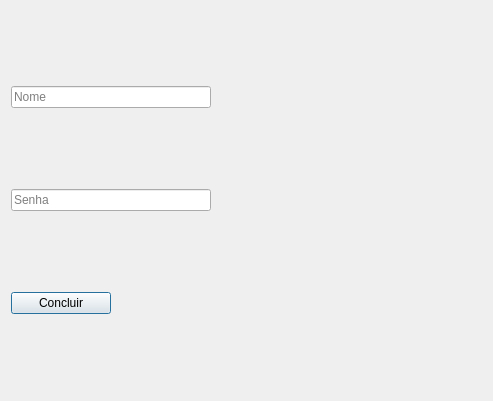
First picture: the form in App/view/ui/login.ui, repository Caiquef80/Gerenciamento-Escolar, before the edit.
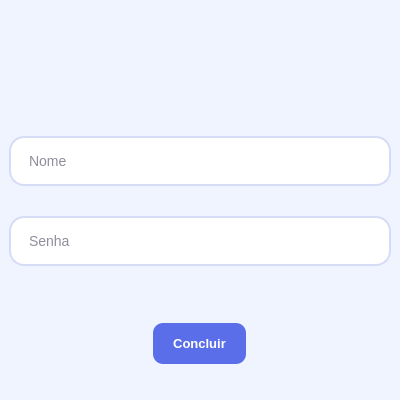
Second picture: the form after the edit. Icons and pictures are not drawn.

Commit message: Feat room class (#43)

Diff of the .ui file:
```diff
--- a/App/view/ui/login.ui
+++ b/App/view/ui/login.ui
@@ -6,22 +6,124 @@
    <rect>
     <x>0</x>
     <y>0</y>
-    <width>493</width>
-    <height>401</height>
+    <width>400</width>
+    <height>400</height>
    </rect>
   </property>
+  <property name="minimumSize">
+   <size>
+    <width>400</width>
+    <height>400</height>
+   </size>
+  </property>
+  <property name="maximumSize">
+   <size>
+    <width>400</width>
+    <height>400</height>
+   </size>
+  </property>
   <property name="windowTitle">
    <string>Dialog</string>
   </property>
+  <property name="styleSheet">
+   <string notr="true">QDialog {
+    background-color: #F0F4FF;
+}
+
+QLineEdit {
+    background-color: #FFFFFF;
+    color: #1E1E3A;
+    border: 1.8px solid #D6DCF5;
+    border-radius: 15px;
+    padding: 11px 16px;
+    font-size: 14px;
+    font-family: 'Segoe UI', 'SF Pro Text', sans-serif;
+    selection-background-color: #A8B8FF;
+    selection-color: #1E1E3A;
+}
+
+QLineEdit:hover {
+    border: 1.5px solid #A8B5E8;
+    background-color: #FAFBFF;
+}
+
+QPushButton {
+    background-color: #5B6EE9;
+    color: #FFFFFF;
+    border: none;
+    border-radius: 10px;
+    padding: 13px 20px;
+    font-size: 13px;
+    font-weight: 750;
+    font-family: 'Segoe UI', 'SF Pro Text', sans-serif;
+
+}
+
+QPushButton:hover {
+    background-color: #4A5DD6;
+}
+
+QLabel {
+    color: #3D52C4;
+    font-size: 28px;
+    font-weight: 800;
+    font-family: 'Segoe UI', 'SF Pro Text', sans-serif;
+    letter-spacing: 1px;
+    padding-left: 4px;
+    border-left: 4px solid #5B6EE9;
+    padding-bottom: 0px;
+	text-decoration: underline;
+}</string>
+  </property>
   <layout class="QVBoxLayout" name="verticalLayout">
+   <property name="spacing">
+    <number>30</number>
+   </property>
+   <property name="leftMargin">
+    <number>9</number>
+   </property>
+   <property name="rightMargin">
+    <number>9</number>
+   </property>
+   <property name="bottomMargin">
+    <number>9</number>
+   </property>
+   <item>
+    <widget class="QLabel" name="label">
+     <property name="enabled">
+      <bool>true</bool>
+     </property>
+     <property name="text">
+      <string/>
+     </property>
+     <property name="pixmap">
+      <pixmap>../../../../../../Downloads/marca-vertical-85.png</pixmap>
+     </property>
+     <property name="scaledContents">
+      <bool>false</bool>
+     </property>
+     <property name="alignment">
+      <set>Qt::AlignCenter</set>
+     </property>
+    </widget>
+   </item>
    <item>
     <widget class="QLineEdit" name="nome">
+     <property name="minimumSize">
+      <size>
+       <width>350</width>
+       <height>50</height>
+      </size>
+     </property>
      <property name="maximumSize">
       <size>
-       <width>200</width>
-       <height>16777215</height>
+       <width>400</width>
+       <height>50</height>
       </size>
      </property>
+     <property name="alignment">
+      <set>Qt::AlignJustify|Qt::AlignVCenter</set>
+     </property>
      <property name="placeholderText">
       <string>Nome</string>
      </property>
@@ -29,31 +131,64 @@
    </item>
    <item>
     <widget class="QLineEdit" name="senha">
+     <property name="minimumSize">
+      <size>
+       <width>350</width>
+       <height>50</height>
+      </size>
+     </property>
      <property name="maximumSize">
       <size>
-       <width>200</width>
-       <height>16777215</height>
+       <width>400</width>
+       <height>50</height>
       </size>
      </property>
+     <property name="inputMask">
+      <string/>
+     </property>
      <property name="echoMode">
       <enum>QLineEdit::Password</enum>
      </property>
+     <property name="alignment">
+      <set>Qt::AlignLeading|Qt::AlignLeft|Qt::AlignVCenter</set>
+     </property>
      <property name="placeholderText">
       <string>Senha</string>
      </property>
     </widget>
    </item>
-   <item>
+   <item alignment="Qt::AlignHCenter|Qt::AlignVCenter">
     <widget class="QPushButton" name="btn_concluir">
      <property name="maximumSize">
       <size>
        <width>100</width>
-       <height>16777215</height>
+       <height>50</height>
       </size>
      </property>
+     <property name="layoutDirection">
+      <enum>Qt::LeftToRight</enum>
+     </property>
+     <property name="autoFillBackground">
+      <bool>false</bool>
+     </property>
      <property name="text">
       <string>Concluir</string>
      </property>
+     <property name="iconSize">
+      <size>
+       <width>16</width>
+       <height>16</height>
+      </size>
+     </property>
+     <property name="autoRepeat">
+      <bool>false</bool>
+     </property>
+     <property name="default">
+      <bool>false</bool>
+     </property>
+     <property name="flat">
+      <bool>false</bool>
+     </property>
     </widget>
    </item>
   </layout>
```
